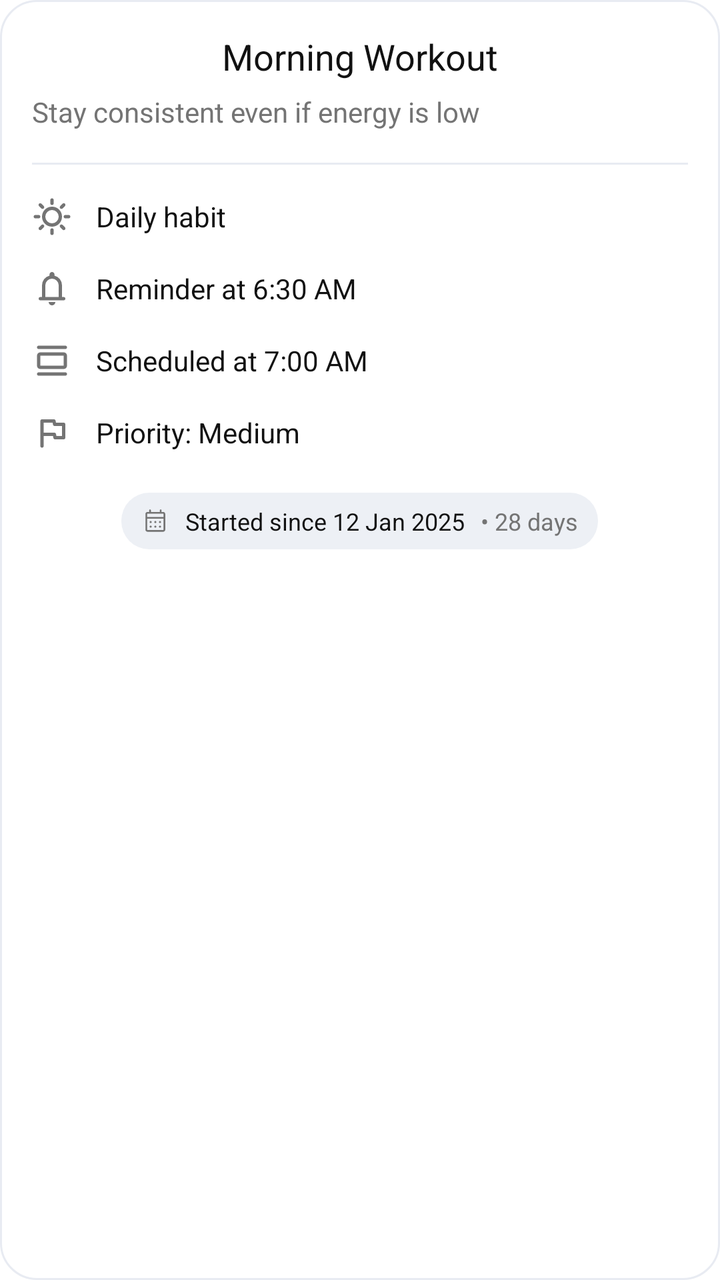
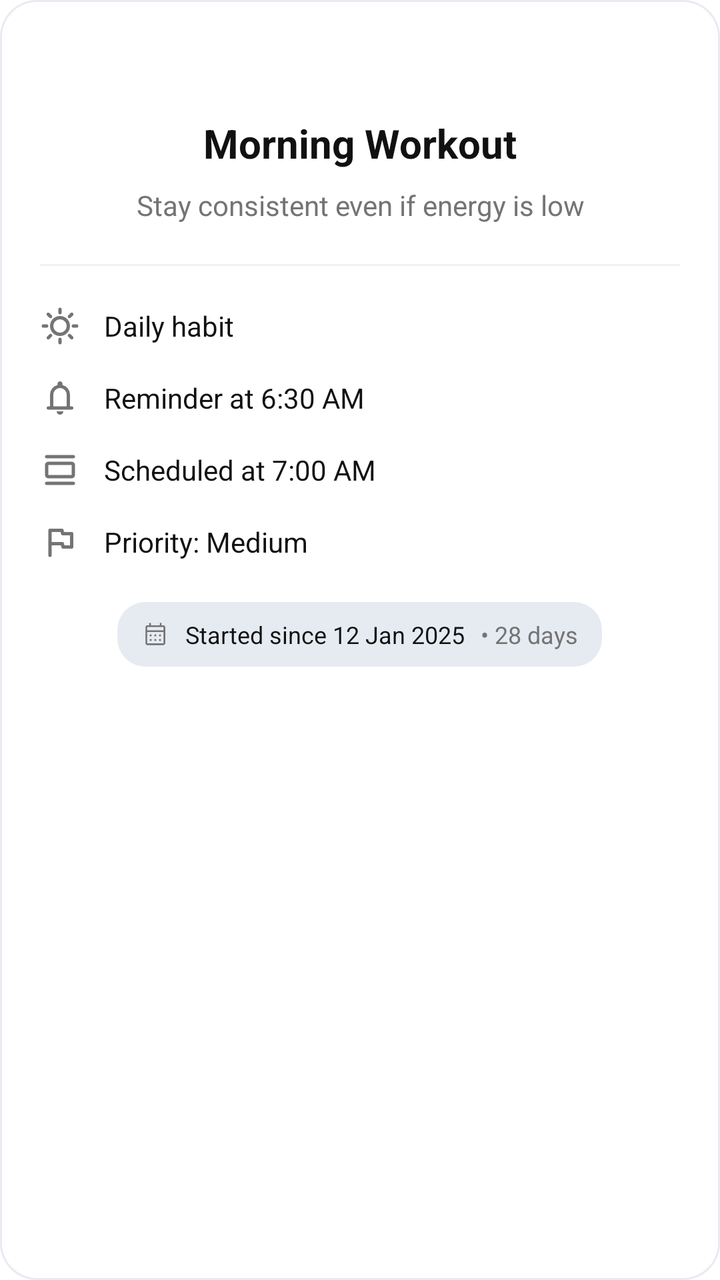

Before-and-after screenshots of an Android layout around one commit, followed by the original layout XML and the change that was made.
<!-- AndroidManifest.xml: application theme Theme.GrowDaily -->
<!-- res/layout/layout_analysis_header.xml -->
<?xml version="1.0" encoding="utf-8"?>
<LinearLayout xmlns:android="http://schemas.android.com/apk/res/android"
    xmlns:app="http://schemas.android.com/apk/res-auto"
    android:layout_width="match_parent"
    android:layout_height="wrap_content"
    android:background="@drawable/task_fragment_card"
    android:gravity="center_horizontal"
    android:orientation="vertical"
    android:paddingStart="16dp"
    android:paddingTop="16dp"
    android:paddingEnd="16dp"
    android:paddingBottom="16dp">

    
    <TextView
        android:id="@+id/txtTaskTitle"
        android:layout_width="match_parent"
        android:layout_height="wrap_content"
        android:ellipsize="end"
        android:gravity="center"
        android:importantForAccessibility="yes"
        android:maxLines="2"
        android:text="Morning Workout"
        android:textColor="@color/task_text_primary"
        android:textSize="18sp"
        android:textStyle="bold"
        android:textFontWeight="@integer/material_motion_duration_medium_2"
        />

    
    <TextView
        android:id="@+id/txtTaskNote"
        android:layout_width="match_parent"
        android:layout_height="wrap_content"
        android:layout_marginTop="6dp"
        android:ellipsize="end"
         android:importantForAccessibility="no"
        android:maxLines="3"
        android:text="Stay consistent even if energy is low"
        android:textColor="@color/task_text_secondary"
        android:textSize="14sp" />

    
    <View
        android:layout_width="match_parent"
        android:layout_height="1dp"
        android:layout_marginTop="16dp"
        android:layout_marginBottom="8dp"
        android:background="@color/task_card_stroke" />

    
    <LinearLayout
        android:layout_width="match_parent"
        android:layout_height="wrap_content"
        android:orientation="vertical">

        
        <LinearLayout
            android:layout_width="match_parent"
            android:layout_height="wrap_content"
            android:gravity="center_vertical"
            android:orientation="horizontal"
            android:paddingTop="8dp"
            android:paddingBottom="8dp">

            <ImageView
                android:layout_width="20dp"
                android:layout_height="20dp"
                android:src="@drawable/ic_sun"
                app:tint="@color/task_text_secondary" />

            <TextView
                android:layout_width="0dp"
                android:layout_height="wrap_content"
                android:layout_marginStart="12dp"
                android:layout_weight="1"
                android:text="Daily habit"
                android:textColor="@color/task_text_primary"
                android:textSize="14sp" />
        </LinearLayout>

        
        <LinearLayout
            android:layout_width="match_parent"
            android:layout_height="wrap_content"
            android:gravity="center_vertical"
            android:orientation="horizontal"
            android:paddingTop="8dp"
            android:paddingBottom="8dp">

            <ImageView
                android:layout_width="20dp"
                android:layout_height="20dp"
                android:src="@drawable/ic_notification"
                app:tint="@color/task_text_secondary" />

            <TextView
                android:id="@+id/txtReminder"
                android:layout_width="0dp"
                android:layout_height="wrap_content"
                android:layout_marginStart="12dp"
                android:layout_weight="1"
                android:text="Reminder at 6:30 AM"
                android:textColor="@color/task_text_primary"
                android:textSize="14sp" />
        </LinearLayout>

        
        <LinearLayout
            android:layout_width="match_parent"
            android:layout_height="wrap_content"
            android:gravity="center_vertical"
            android:orientation="horizontal"
            android:paddingTop="8dp"
            android:paddingBottom="8dp">

            <ImageView
                android:layout_width="20dp"
                android:layout_height="20dp"
                android:src="@drawable/ic_calendar_view_day"
                app:tint="@color/task_text_secondary" />

            <TextView
                android:id="@+id/txtSchedule"
                android:layout_width="0dp"
                android:layout_height="wrap_content"
                android:layout_marginStart="12dp"
                android:layout_weight="1"
                android:text="Scheduled at 7:00 AM"
                android:textColor="@color/task_text_primary"
                android:textSize="14sp" />
        </LinearLayout>

        
        <LinearLayout
            android:layout_width="match_parent"
            android:layout_height="wrap_content"
            android:gravity="center_vertical"
            android:orientation="horizontal"
            android:paddingTop="8dp"
            android:paddingBottom="8dp">

            <ImageView
                android:layout_width="20dp"
                android:layout_height="20dp"
                android:src="@drawable/ic_flag"
                app:tint="@color/task_text_secondary" />

            <TextView
                android:id="@+id/txtWeight"
                android:layout_width="0dp"
                android:layout_height="wrap_content"
                android:layout_marginStart="12dp"
                android:layout_weight="1"
                android:text="Priority: Medium"
                android:textColor="@color/task_text_primary"
                android:textSize="14sp" />
        </LinearLayout>

    </LinearLayout>

    
    <LinearLayout
        android:layout_width="wrap_content"
        android:layout_height="wrap_content"
        android:layout_marginTop="12dp"
        android:background="@drawable/bg_started_since"
        android:gravity="center_vertical"
        android:orientation="horizontal"
        android:paddingStart="10dp"
        android:paddingTop="6dp"
        android:paddingEnd="10dp"
        android:paddingBottom="6dp">

        <ImageView
            android:layout_width="14dp"
            android:layout_height="14dp"
            android:src="@drawable/ic_calendar"
            app:tint="@color/task_text_secondary" />

        <TextView
            android:id="@+id/txtStartedSince"
            android:layout_width="wrap_content"
            android:layout_height="wrap_content"
            android:layout_marginStart="8dp"
            android:text="Started since 12 Jan 2025"
            android:textColor="@color/task_text_primary"
            android:textSize="12sp" />

        <TextView
            android:id="@+id/txtRunningFor"
            android:layout_width="wrap_content"
            android:layout_height="wrap_content"
            android:layout_marginStart="8dp"
            android:text="• 28 days"
            android:textColor="@color/task_text_secondary"
            android:textSize="12sp" />
    </LinearLayout>
</LinearLayout>
<!-- resources referenced by this layout -->
<resources>
  <color name="task_card_stroke">#E8EBF2</color>
  <color name="task_text_primary">#111111</color>
  <color name="task_text_secondary">#747474</color>
  <!-- drawable bg_started_since (drawable) -->
  <?xml version="1.0" encoding="utf-8"?>
  <shape xmlns:android="http://schemas.android.com/apk/res/android"
      android:shape="rectangle">
  
      
      <solid android:color="@color/task_done_track"/>
  
      
      <corners android:radius="14dp"/>
  
      
      <padding
          android:left="2dp"
          android:top="2dp"
          android:right="2dp"
          android:bottom="2dp"/>
  </shape>
  <!-- drawable ic_flag (drawable) -->
  <vector xmlns:android="http://schemas.android.com/apk/res/android" android:width="24dp" android:height="24dp" android:viewportWidth="960" android:viewportHeight="960" android:tint="?attr/colorControlNormal">
      <path android:fillColor="@android:color/white" android:pathData="M280,560L280,800Q280,817 268.5,828.5Q257,840 240,840Q223,840 211.5,828.5Q200,817 200,800L200,200Q200,183 211.5,171.5Q223,160 240,160L527,160Q541,160 552,169Q563,178 566,192L576,240L760,240Q777,240 788.5,251.5Q800,263 800,280L800,600Q800,617 788.5,628.5Q777,640 760,640L553,640Q539,640 528,631Q517,622 514,608L504,560L280,560ZM586,560L720,560L720,320L543,320Q529,320 518,311Q507,302 504,288L494,240L280,240L280,480L537,480Q551,480 562,489Q573,498 576,512L586,560ZM500,400L500,400Q500,400 500,400Q500,400 500,400L500,400L500,400L500,400L500,400Q500,400 500,400Q500,400 500,400L500,400L500,400Z"/>
  </vector>
  <!-- drawable ic_notification (drawable) -->
  <vector xmlns:android="http://schemas.android.com/apk/res/android" android:width="24dp" android:height="24dp" android:viewportWidth="960" android:viewportHeight="960" android:tint="?attr/colorControlNormal">
      <path android:fillColor="@android:color/white" android:pathData="M200,760Q183,760 171.5,748.5Q160,737 160,720Q160,703 171.5,691.5Q183,680 200,680L240,680L240,400Q240,317 290,252.5Q340,188 420,168L420,140Q420,115 437.5,97.5Q455,80 480,80Q505,80 522.5,97.5Q540,115 540,140L540,168Q620,188 670,252.5Q720,317 720,400L720,680L760,680Q777,680 788.5,691.5Q800,703 800,720Q800,737 788.5,748.5Q777,760 760,760L200,760ZM480,460L480,460L480,460L480,460Q480,460 480,460Q480,460 480,460Q480,460 480,460Q480,460 480,460ZM480,880Q447,880 423.5,856.5Q400,833 400,800L560,800Q560,833 536.5,856.5Q513,880 480,880ZM320,680L640,680L640,400Q640,334 593,287Q546,240 480,240Q414,240 367,287Q320,334 320,400L320,680Z"/>
  </vector>
  <!-- drawable task_fragment_card (drawable) -->
  <?xml version="1.0" encoding="utf-8"?>
  <shape xmlns:android="http://schemas.android.com/apk/res/android" android:shape="rectangle">
      <solid android:color="@color/task_card_surface"/>
      <corners android:radius="18dp"/>
      <stroke
          android:width="1dp"
          android:color="@color/task_card_stroke" />
  </shape>
  <style name="Theme.GrowDaily" parent="Theme.MaterialComponents.DayNight.DarkActionBar">
          
          <item name="colorPrimary">@color/app_bar_surface</item>
          <item name="colorPrimaryVariant">@color/app_bar_surface</item>
          <item name="colorOnPrimary">@color/app_bar_content</item>
  
          
          <item name="colorSecondary">@color/brand_blue</item>
          <item name="colorSecondaryVariant">@color/brand_blue</item>
          <item name="colorOnSecondary">@color/white</item>
  
          
          <item name="android:statusBarColor">@color/app_bar_surface</item>
          <item name="android:windowLightStatusBar">true</item>
          <item name="android:forceDarkAllowed">false</item>
      </style>
  <color name="task_done_track">#EDF0F5</color>
  <color name="task_card_surface">#FFFFFF</color>
  <color name="app_bar_surface">#F3F5F9</color>
  <color name="app_bar_content">#111111</color>
  <color name="brand_blue">#708CFF</color>
  <color name="white">#FFFFFF</color>
  <!-- unchanged entries left out for length: 3 -->
</resources>

<!-- the commit's change to res/layout/layout_analysis_header.xml (unified diff, before → after) -->
@@ -1,199 +1,236 @@
 <?xml version="1.0" encoding="utf-8"?>
-<LinearLayout xmlns:android="http://schemas.android.com/apk/res/android"
-    xmlns:app="http://schemas.android.com/apk/res-auto"
-    android:layout_width="match_parent"
-    android:layout_height="wrap_content"
-    android:background="@drawable/task_fragment_card"
-    android:gravity="center_horizontal"
-    android:orientation="vertical"
-    android:paddingStart="16dp"
-    android:paddingTop="16dp"
-    android:paddingEnd="16dp"
-    android:paddingBottom="16dp">
-
-    
-    <TextView
-        android:id="@+id/txtTaskTitle"
+    <LinearLayout
+        xmlns:android="http://schemas.android.com/apk/res/android"
+        xmlns:app="http://schemas.android.com/apk/res-auto"
         android:layout_width="match_parent"
         android:layout_height="wrap_content"
-        android:ellipsize="end"
-        android:gravity="center"
-        android:importantForAccessibility="yes"
-        android:maxLines="2"
-        android:text="Morning Workout"
-        android:textColor="@color/task_text_primary"
-        android:textSize="18sp"
-        android:textStyle="bold"
-        android:textFontWeight="@integer/material_motion_duration_medium_2"
-        />
-
-    
-    <TextView
-        android:id="@+id/txtTaskNote"
-        android:layout_width="match_parent"
-        android:layout_height="wrap_content"
-        android:layout_marginTop="6dp"
-        android:ellipsize="end"
-         android:importantForAccessibility="no"
-        android:maxLines="3"
-        android:text="Stay consistent even if energy is low"
-        android:textColor="@color/task_text_secondary"
-        android:textSize="14sp" />
-
-    
-    <View
-        android:layout_width="match_parent"
-        android:layout_height="1dp"
-        android:layout_marginTop="16dp"
-        android:layout_marginBottom="8dp"
-        android:background="@color/task_card_stroke" />
-
-    
-    <LinearLayout
-        android:layout_width="match_parent"
-        android:layout_height="wrap_content"
-        android:orientation="vertical">
+        android:background="@drawable/task_fragment_card"
+        android:gravity="center_horizontal"
+        android:orientation="vertical"
+        android:paddingStart="20dp"
+        android:paddingTop="58dp"
+        android:paddingEnd="20dp"
+        android:paddingBottom="20dp"
+        >
+
+        
+        <TextView
+            android:id="@+id/txtTaskTitle"
+            android:layout_width="match_parent"
+            android:layout_height="wrap_content"
+            android:ellipsize="end"
+            android:gravity="center"
+            android:importantForAccessibility="yes"
+            android:maxLines="2"
+            android:text="Morning Workout"
+            android:textColor="@color/task_text_primary"
+            android:textSize="20sp"
+            android:textStyle="bold" />
+
+        
+        <TextView
+            android:id="@+id/txtTaskNote"
+            android:layout_width="match_parent"
+            android:layout_height="wrap_content"
+            android:layout_marginTop="8dp"
+            android:ellipsize="end"
+            android:gravity="center"
+            android:importantForAccessibility="no"
+            android:maxLines="3"
+            android:text="Stay consistent even if energy is low"
+            android:textColor="@color/task_text_secondary"
+            android:textSize="14sp" />
+
+        
+        <View
+            android:layout_width="match_parent"
+            android:layout_height="1dp"
+            android:layout_marginTop="20dp"
+            android:layout_marginBottom="12dp"
+            android:background="@color/task_card_stroke"
+            android:alpha="0.6" />
 
         
         <LinearLayout
             android:layout_width="match_parent"
             android:layout_height="wrap_content"
+            android:orientation="vertical">
+
+            
+            <LinearLayout
+                android:layout_width="match_parent"
+                android:layout_height="wrap_content"
+                android:gravity="center_vertical"
+                android:orientation="horizontal"
+                android:paddingTop="8dp"
+                android:paddingBottom="8dp">
+
+                <ImageView
+                    android:id="@+id/imgType"
+                    android:layout_width="20dp"
+                    android:layout_height="20dp"
+                    android:src="@drawable/ic_sun"
+                    app:tint="@color/task_text_secondary" />
+
+                <TextView
+                    android:id="@+id/txtType"
+                    android:layout_width="0dp"
+                    android:layout_height="wrap_content"
+                    android:layout_marginStart="12dp"
+                    android:layout_weight="1"
+                    android:text="Daily habit"
+                    android:textColor="@color/task_text_primary"
+                    android:textSize="14sp" />
+            </LinearLayout>
+
+            
+            <LinearLayout
+                android:layout_width="match_parent"
+                android:layout_height="wrap_content"
+                android:gravity="center_vertical"
+                android:orientation="horizontal"
+                android:paddingTop="8dp"
+                android:paddingBottom="8dp">
+
+                <ImageView
+                    android:id="@+id/imgReminder"
+                    android:layout_width="20dp"
+                    android:layout_height="20dp"
+                    android:src="@drawable/ic_notification"
+                    app:tint="@color/task_text_secondary" />
+
+                <TextView
+                    android:id="@+id/txtReminder"
+                    android:layout_width="0dp"
+                    android:layout_height="wrap_content"
+                    android:layout_marginStart="12dp"
+                    android:layout_weight="1"
+                    android:text="Reminder at 6:30 AM"
+                    android:textColor="@color/task_text_primary"
+                    android:textSize="14sp" />
+            </LinearLayout>
+
+            
+            <LinearLayout
+                android:layout_width="match_parent"
+                android:layout_height="wrap_content"
+                android:gravity="center_vertical"
+                android:orientation="horizontal"
+                android:paddingTop="8dp"
+                android:paddingBottom="8dp">
+
+                <ImageView
+                    android:id="@+id/imgSchedule"
+                    android:layout_width="20dp"
+                    android:layout_height="20dp"
+                    android:src="@drawable/ic_calendar_view_day"
+                    app:tint="@color/task_text_secondary" />
+
+                <TextView
+                    android:id="@+id/txtSchedule"
+                    android:layout_width="0dp"
+                    android:layout_height="wrap_content"
+                    android:layout_marginStart="12dp"
+                    android:layout_weight="1"
+                    android:text="Scheduled at 7:00 AM"
+                    android:textColor="@color/task_text_primary"
+                    android:textSize="14sp" />
+            </LinearLayout>
+
+            
+            <LinearLayout
+                android:layout_width="match_parent"
+                android:layout_height="wrap_content"
+                android:gravity="center_vertical"
+                android:orientation="horizontal"
+                android:paddingTop="8dp"
+                android:paddingBottom="8dp">
+
+                <ImageView
+                    android:id="@+id/imgWeight"
+                    android:layout_width="20dp"
+                    android:layout_height="20dp"
+                    android:src="@drawable/ic_flag"
+                    app:tint="@color/task_text_secondary" />
+
+                <TextView
+                    android:id="@+id/txtWeight"
+                    android:layout_width="0dp"
+                    android:layout_height="wrap_content"
+                    android:layout_marginStart="12dp"
+                    android:layout_weight="1"
+                    android:text="Priority: Medium"
+                    android:textColor="@color/task_text_primary"
+                    android:textSize="14sp" />
+            </LinearLayout>
+
+            <LinearLayout
+                android:id="@+id/endDateRow"
+                android:layout_width="match_parent"
+                android:layout_height="wrap_content"
+                android:gravity="center_vertical"
+                android:orientation="horizontal"
+                android:paddingTop="8dp"
+                android:paddingBottom="8dp"
+                android:visibility="gone">
+
+                <ImageView
+                    android:id="@+id/imgEndDate"
+                    android:layout_width="20dp"
+                    android:layout_height="20dp"
+                    android:src="@drawable/ic_calendar"
+                    app:tint="@color/task_text_secondary" />
+
+                <TextView
+                    android:id="@+id/txtEndDate"
+                    android:layout_width="0dp"
+                    android:layout_height="wrap_content"
+                    android:layout_marginStart="12dp"
+                    android:layout_weight="1"
+                    android:text="Ends on Apr 30, 2026"
+                    android:textColor="@color/task_text_primary"
+                    android:textSize="14sp" />
+            </LinearLayout>
+
+        </LinearLayout>
+
+        
+        <LinearLayout
+            android:id="@+id/startedSinceContainer"
+            android:layout_width="wrap_content"
+            android:layout_height="wrap_content"
+            android:layout_marginTop="12dp"
+            android:background="@drawable/bg_started_since"
             android:gravity="center_vertical"
             android:orientation="horizontal"
+            android:paddingStart="12dp"
             android:paddingTop="8dp"
+            android:paddingEnd="12dp"
             android:paddingBottom="8dp">
 
             <ImageView
-                android:layout_width="20dp"
-                android:layout_height="20dp"
-                android:src="@drawable/ic_sun"
+                android:id="@+id/imgStartedSince"
+                android:layout_width="14dp"
+                android:layout_height="14dp"
+                android:src="@drawable/ic_calendar"
                 app:tint="@color/task_text_secondary" />
 
             <TextView
-                android:layout_width="0dp"
-                android:layout_height="wrap_content"
-                android:layout_marginStart="12dp"
-                android:layout_weight="1"
-                android:text="Daily habit"
+                android:id="@+id/txtStartedSince"
+                android:layout_width="wrap_content"
+                android:layout_height="wrap_content"
+                android:layout_marginStart="8dp"
+                android:text="Started since 12 Jan 2025"
                 android:textColor="@color/task_text_primary"
-                android:textSize="14sp" />
+                android:textSize="12sp" />
+
+            <TextView
+                android:id="@+id/txtRunningFor"
+                android:layout_width="wrap_content"
+                android:layout_height="wrap_content"
+                android:layout_marginStart="8dp"
+                android:text="• 28 days"
+                android:textColor="@color/task_text_secondary"
+                android:textSize="12sp" />
         </LinearLayout>
-
-        
-        <LinearLayout
-            android:layout_width="match_parent"
-            android:layout_height="wrap_content"
-            android:gravity="center_vertical"
-            android:orientation="horizontal"
-            android:paddingTop="8dp"
-            android:paddingBottom="8dp">
-
-            <ImageView
-                android:layout_width="20dp"
-                android:layout_height="20dp"
-                android:src="@drawable/ic_notification"
-                app:tint="@color/task_text_secondary" />
-
-            <TextView
-                android:id="@+id/txtReminder"
-                android:layout_width="0dp"
-                android:layout_height="wrap_content"
-                android:layout_marginStart="12dp"
-                android:layout_weight="1"
-                android:text="Reminder at 6:30 AM"
-                android:textColor="@color/task_text_primary"
-                android:textSize="14sp" />
-        </LinearLayout>
-
-        
-        <LinearLayout
-            android:layout_width="match_parent"
-            android:layout_height="wrap_content"
-            android:gravity="center_vertical"
-            android:orientation="horizontal"
-            android:paddingTop="8dp"
-            android:paddingBottom="8dp">
-
-            <ImageView
-                android:layout_width="20dp"
-                android:layout_height="20dp"
-                android:src="@drawable/ic_calendar_view_day"
-                app:tint="@color/task_text_secondary" />
-
-            <TextView
-                android:id="@+id/txtSchedule"
-                android:layout_width="0dp"
-                android:layout_height="wrap_content"
-                android:layout_marginStart="12dp"
-                android:layout_weight="1"
-                android:text="Scheduled at 7:00 AM"
-                android:textColor="@color/task_text_primary"
-                android:textSize="14sp" />
-        </LinearLayout>
-
-        
-        <LinearLayout
-            android:layout_width="match_parent"
-            android:layout_height="wrap_content"
-            android:gravity="center_vertical"
-            android:orientation="horizontal"
-            android:paddingTop="8dp"
-            android:paddingBottom="8dp">
-
-            <ImageView
-                android:layout_width="20dp"
-                android:layout_height="20dp"
-                android:src="@drawable/ic_flag"
-                app:tint="@color/task_text_secondary" />
-
-            <TextView
-                android:id="@+id/txtWeight"
-                android:layout_width="0dp"
-                android:layout_height="wrap_content"
-                android:layout_marginStart="12dp"
-                android:layout_weight="1"
-                android:text="Priority: Medium"
-                android:textColor="@color/task_text_primary"
-                android:textSize="14sp" />
-        </LinearLayout>
-
     </LinearLayout>
-
-    
-    <LinearLayout
-        android:layout_width="wrap_content"
-        android:layout_height="wrap_content"
-        android:layout_marginTop="12dp"
-        android:background="@drawable/bg_started_since"
-        android:gravity="center_vertical"
-        android:orientation="horizontal"
-        android:paddingStart="10dp"
-        android:paddingTop="6dp"
-        android:paddingEnd="10dp"
-        android:paddingBottom="6dp">
-
-        <ImageView
-            android:layout_width="14dp"
-            android:layout_height="14dp"
-            android:src="@drawable/ic_calendar"
-            app:tint="@color/task_text_secondary" />
-
-        <TextView
-            android:id="@+id/txtStartedSince"
-            android:layout_width="wrap_content"
-            android:layout_height="wrap_content"
-            android:layout_marginStart="8dp"
-            android:text="Started since 12 Jan 2025"
-            android:textColor="@color/task_text_primary"
-            android:textSize="12sp" />
-
-        <TextView
-            android:id="@+id/txtRunningFor"
-            android:layout_width="wrap_content"
-            android:layout_height="wrap_content"
-            android:layout_marginStart="8dp"
-            android:text="• 28 days"
-            android:textColor="@color/task_text_secondary"
-            android:textSize="12sp" />
-    </LinearLayout>
-</LinearLayout>
<!-- resource entries referenced after the edit -->
@@ -54,7 +54,7 @@
           <item name="android:windowLightStatusBar">true</item>
           <item name="android:forceDarkAllowed">false</item>
       </style>
-  <color name="task_done_track">#EDF0F5</color>
+  <color name="task_done_track">#E6EBF2</color>
   <color name="task_card_surface">#FFFFFF</color>
   <color name="app_bar_surface">#F3F5F9</color>
   <color name="app_bar_content">#111111</color>
